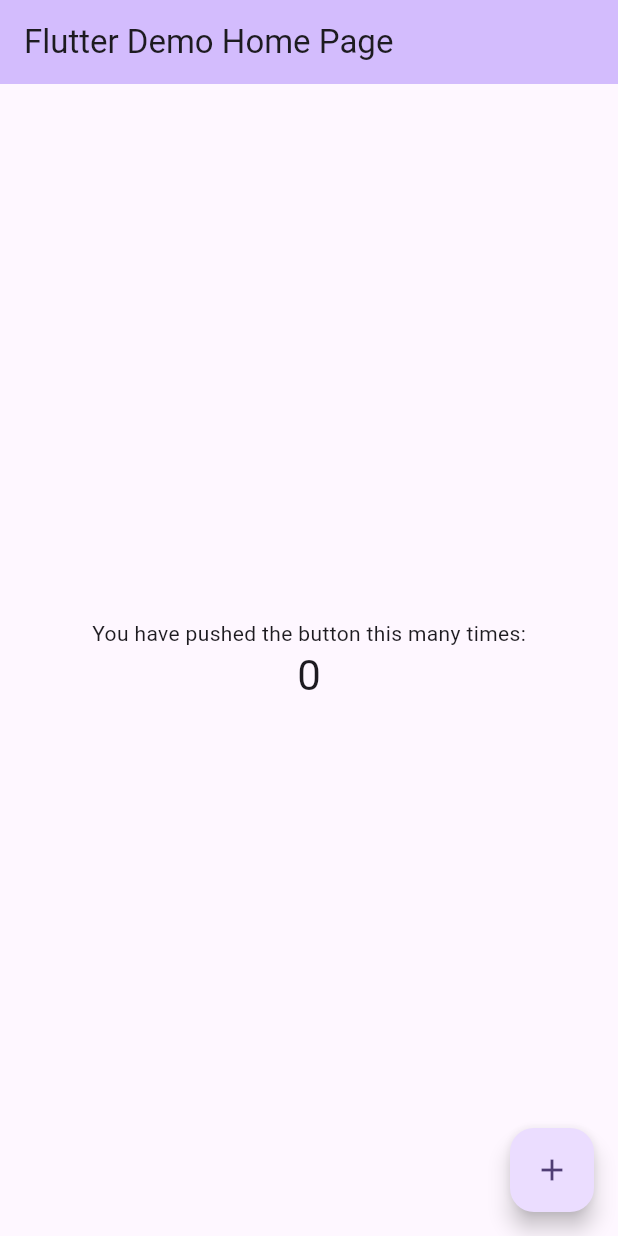
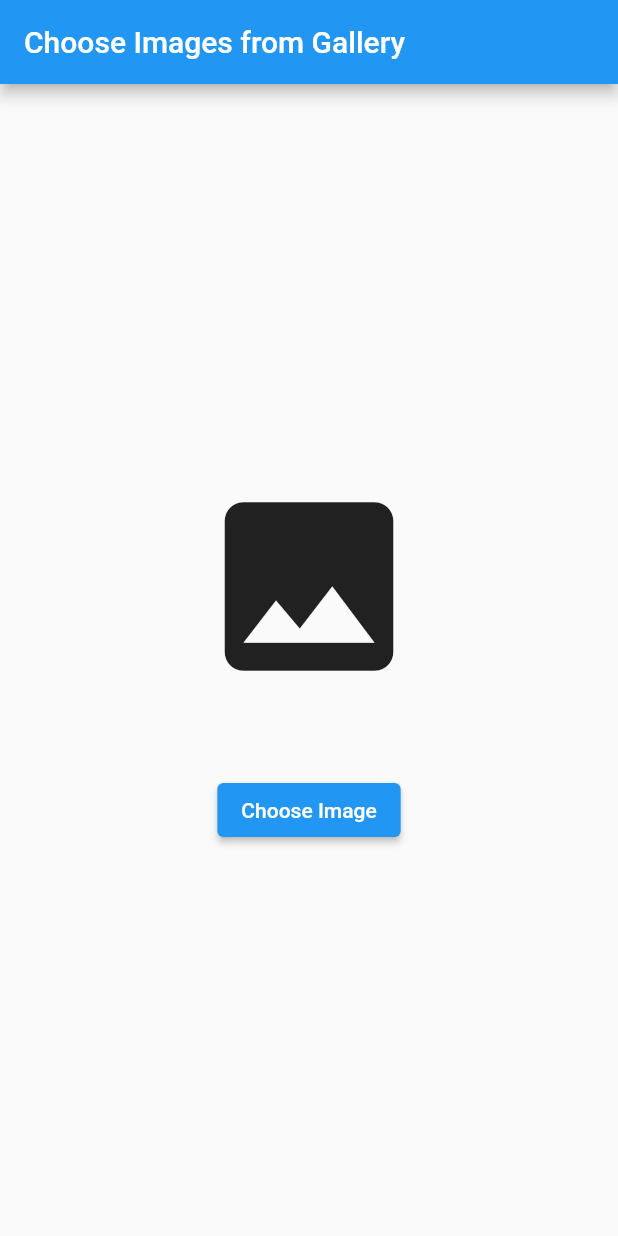
Before and after one commit to hamidhosen42/Image-Picker-Flutter, a Flutter app: the screen it shows after launch, on a phone screen of 412 x 824 dp. Run offline on Flutter 3.47's test engine with Material 2 defaults, Android fonts, the phone set to English and light mode, and no system bars; our stand-ins replace image_picker.

Commit message:
add-image-picker

```diff
--- /dev/null
+++ b/lib/image_picker.dart
@@ -0,0 +1,73 @@
+// ignore_for_file: prefer_const_constructors, unused_local_variable
+
+import 'dart:io';
+
+import 'package:flutter/material.dart';
+import 'package:image_picker/image_picker.dart';
+
+// ignore: use_key_in_widget_constructors
+class ImagePickers extends StatefulWidget {
+  @override
+  State<ImagePickers> createState() => _ImagePickerState();
+}
+
+class _ImagePickerState extends State<ImagePickers> {
+  File? _image;
+  final ImagePicker _picker = ImagePicker();
+
+  chooseImage() async {
+    //!========= Pick an image ==========
+    final XFile? image = await _picker.pickImage(source: ImageSource.gallery);
+    if (image != null) {
+      setState(() {
+        _image = File(image.path);
+      });
+    }
+  }
+
+  captureImage() async {
+    //!========  Capture a photo ==========
+    final XFile? photo = await _picker.pickImage(source: ImageSource.camera);
+    if (photo != null) {
+      setState(() {
+        _image = File(photo.path);
+      });
+    }
+  }
+
+  @override
+  Widget build(BuildContext context) {
+    return Scaffold(
+      appBar: AppBar(
+        title: Text("Choose Images from Gallery"),
+      ),
+      body: Center(
+        child: Column(
+          mainAxisAlignment: MainAxisAlignment.center,
+          children: [
+            _image != null
+                ? Image.file(
+                    _image!,
+                    scale: 4,
+                  )
+                : Icon(
+                    Icons.image,
+                    size: 150,
+                  ),
+            SizedBox(
+              height: 50,
+            ),
+            ElevatedButton(
+                onPressed: () {
+                  chooseImage();
+                },
+                onLongPress: () {
+                  captureImage();
+                },
+                child: Text("Choose Image"))
+          ],
+        ),
+      ),
+    );
+  }
+}
--- a/lib/main.dart
+++ b/lib/main.dart
@@ -1,125 +1,25 @@
+// ignore_for_file: prefer_const_constructors
+
 import 'package:flutter/material.dart';
+import 'package:image_picker_flutter/image_picker.dart';
 
-void main() {
-  runApp(const MyApp());
+void main(List<String> args) {
+  runApp(MyApp());
 }
 
-class MyApp extends StatelessWidget {
+class MyApp extends StatefulWidget {
   const MyApp({super.key});
 
-  // This widget is the root of your application.
+  @override
+  State<MyApp> createState() => _MyAppState();
+}
+
+class _MyAppState extends State<MyApp> {
   @override
   Widget build(BuildContext context) {
     return MaterialApp(
-      title: 'Flutter Demo',
-      theme: ThemeData(
-        // This is the theme of your application.
-        //
-        // TRY THIS: Try running your application with "flutter run". You'll see
-        // the application has a blue toolbar. Then, without quitting the app,
-        // try changing the seedColor in the colorScheme below to Colors.green
-        // and then invoke "hot reload" (save your changes or press the "hot
-        // reload" button in a Flutter-supported IDE, or press "r" if you used
-        // the command line to start the app).
-        //
-        // Notice that the counter didn't reset back to zero; the application
-        // state is not lost during the reload. To reset the state, use hot
-        // restart instead.
-        //
-        // This works for code too, not just values: Most code changes can be
-        // tested with just a hot reload.
-        colorScheme: ColorScheme.fromSeed(seedColor: Colors.deepPurple),
-        useMaterial3: true,
-      ),
-      home: const MyHomePage(title: 'Flutter Demo Home Page'),
+      debugShowCheckedModeBanner: false,
+      home: ImagePickers(),
     );
   }
 }
-
-class MyHomePage extends StatefulWidget {
-  const MyHomePage({super.key, required this.title});
-
-  // This widget is the home page of your application. It is stateful, meaning
-  // that it has a State object (defined below) that contains fields that affect
-  // how it looks.
-
-  // This class is the configuration for the state. It holds the values (in this
-  // case the title) provided by the parent (in this case the App widget) and
-  // used by the build method of the State. Fields in a Widget subclass are
-  // always marked "final".
-
-  final String title;
-
-  @override
-  State<MyHomePage> createState() => _MyHomePageState();
-}
-
-class _MyHomePageState extends State<MyHomePage> {
-  int _counter = 0;
-
-  void _incrementCounter() {
-    setState(() {
-      // This call to setState tells the Flutter framework that something has
-      // changed in this State, which causes it to rerun the build method below
-      // so that the display can reflect the updated values. If we changed
-      // _counter without calling setState(), then the build method would not be
-      // called again, and so nothing would appear to happen.
-      _counter++;
-    });
-  }
-
-  @override
-  Widget build(BuildContext context) {
-    // This method is rerun every time setState is called, for instance as done
-    // by the _incrementCounter method above.
-    //
-    // The Flutter framework has been optimized to make rerunning build methods
-    // fast, so that you can just rebuild anything that needs updating rather
-    // than having to individually change instances of widgets.
-    return Scaffold(
-      appBar: AppBar(
-        // TRY THIS: Try changing the color here to a specific color (to
-        // Colors.amber, perhaps?) and trigger a hot reload to see the AppBar
-        // change color while the other colors stay the same.
-        backgroundColor: Theme.of(context).colorScheme.inversePrimary,
-        // Here we take the value from the MyHomePage object that was created by
-        // the App.build method, and use it to set our appbar title.
-        title: Text(widget.title),
-      ),
-      body: Center(
-        // Center is a layout widget. It takes a single child and positions it
-        // in the middle of the parent.
-        child: Column(
-          // Column is also a layout widget. It takes a list of children and
-          // arranges them vertically. By default, it sizes itself to fit its
-          // children horizontally, and tries to be as tall as its parent.
-          //
-          // Column has various properties to control how it sizes itself and
-          // how it positions its children. Here we use mainAxisAlignment to
-          // center the children vertically; the main axis here is the vertical
-          // axis because Columns are vertical (the cross axis would be
-          // horizontal).
-          //
-          // TRY THIS: Invoke "debug painting" (choose the "Toggle Debug Paint"
-          // action in the IDE, or press "p" in the console), to see the
-          // wireframe for each widget.
-          mainAxisAlignment: MainAxisAlignment.center,
-          children: <Widget>[
-            const Text(
-              'You have pushed the button this many times:',
-            ),
-            Text(
-              '$_counter',
-              style: Theme.of(context).textTheme.headlineMedium,
-            ),
-          ],
-        ),
-      ),
-      floatingActionButton: FloatingActionButton(
-        onPressed: _incrementCounter,
-        tooltip: 'Increment',
-        child: const Icon(Icons.add),
-      ), // This trailing comma makes auto-formatting nicer for build methods.
-    );
-  }
-}
--- a/pubspec.yaml
+++ b/pubspec.yaml
@@ -35,6 +35,7 @@ dependencies:
   # The following adds the Cupertino Icons font to your application.
   # Use with the CupertinoIcons class for iOS style icons.
   cupertino_icons: ^1.0.2
+  image_picker:
 
 dev_dependencies:
   flutter_test:
```
Also changed, not shown: pubspec.lock, 7 other files.
